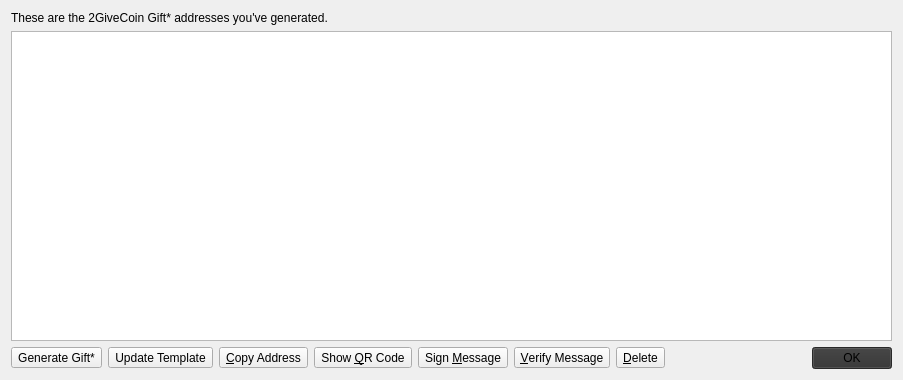
Before: the Qt Designer form src/qt/forms/giftcardpage.ui in LittleDuke/2GIVE, drawn with Qt 5.
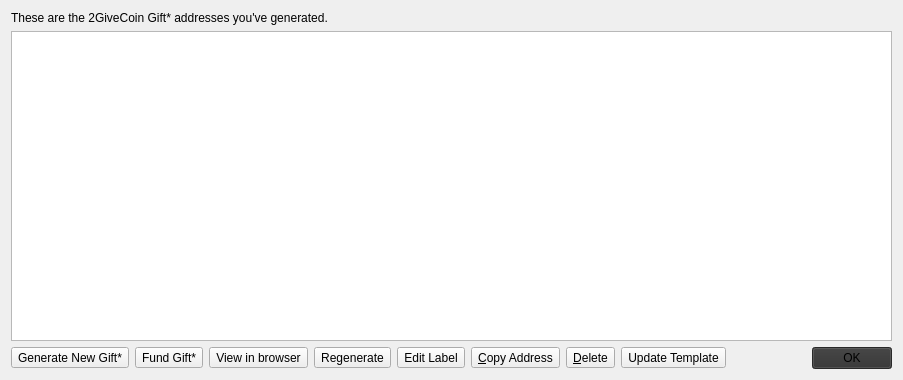
After: the same form once the commit is applied. Icons and pictures are not drawn.

Commit message: RC6-DEV / SQLite3 / Enhanced Gift*Card control, Contacts have Give option from list

Diff of the .ui file:
```diff
--- a/src/qt/forms/giftcardpage.ui
+++ b/src/qt/forms/giftcardpage.ui
@@ -63,7 +63,7 @@
         <string>Create a new address</string>
        </property>
        <property name="text">
-        <string>Generate Gift*</string>
+        <string>Generate New Gift*</string>
        </property>
        <property name="icon">
         <iconset resource="../bitcoin.qrc">
@@ -75,9 +75,30 @@
       </widget>
      </item>
      <item>
-      <widget class="QToolButton" name="templateButton">
+      <widget class="QToolButton" name="fundButton">
        <property name="text">
-        <string>Update Template</string>
+        <string>Fund Gift*</string>
+       </property>
+      </widget>
+     </item>
+     <item>
+      <widget class="QToolButton" name="viewButton">
+       <property name="text">
+        <string>View in browser</string>
+       </property>
+      </widget>
+     </item>
+     <item>
+      <widget class="QToolButton" name="regenerateButton">
+       <property name="text">
+        <string>Regenerate</string>
+       </property>
+      </widget>
+     </item>
+     <item>
+      <widget class="QToolButton" name="editButton">
+       <property name="text">
+        <string>Edit Label</string>
        </property>
       </widget>
      </item>
@@ -98,60 +119,6 @@
        </property>
       </widget>
      </item>
-     <item>
-      <widget class="QToolButton" name="showQRCode">
-       <property name="text">
-        <string>Show &amp;QR Code</string>
-       </property>
-       <property name="icon">
-        <iconset resource="../bitcoin.qrc">
-         <normaloff>:/icons/qrcode</normaloff>:/icons/qrcode</iconset>
-       </property>
-       <property name="toolButtonStyle">
-        <enum>Qt::ToolButtonTextOnly</enum>
-       </property>
-      </widget>
-     </item>
-     <item>
-      <widget class="QToolButton" name="signMessage">
-       <property name="minimumSize">
-        <size>
-         <width>0</width>
-         <height>0</height>
-        </size>
-       </property>
-       <property name="toolTip">
-        <string>Sign a message to prove you own a 2GiveCoin address</string>
-       </property>
-       <property name="text">
-        <string>Sign &amp;Message</string>
-       </property>
-       <property name="icon">
-        <iconset resource="../bitcoin.qrc">
-         <normaloff>:/icons/edit</normaloff>:/icons/edit</iconset>
-       </property>
-       <property name="toolButtonStyle">
-        <enum>Qt::ToolButtonTextOnly</enum>
-       </property>
-      </widget>
-     </item>
-     <item>
-      <widget class="QToolButton" name="verifyMessage">
-       <property name="toolTip">
-        <string>Verify a message to ensure it was signed with a specified 2GiveCoin address</string>
-       </property>
-       <property name="text">
-        <string>&amp;Verify Message</string>
-       </property>
-       <property name="icon">
-        <iconset resource="../bitcoin.qrc">
-         <normaloff>:/icons/transaction_0</normaloff>:/icons/transaction_0</iconset>
-       </property>
-       <property name="toolButtonStyle">
-        <enum>Qt::ToolButtonTextOnly</enum>
-       </property>
-      </widget>
-     </item>
      <item>
       <widget class="QToolButton" name="deleteButton">
        <property name="toolTip">
@@ -169,6 +136,13 @@
        </property>
       </widget>
      </item>
+     <item>
+      <widget class="QToolButton" name="templateButton">
+       <property name="text">
+        <string>Update Template</string>
+       </property>
+      </widget>
+     </item>
      <item>
       <spacer name="horizontalSpacer">
        <property name="orientation">
```
Left out of the diff: 2 changed lines with no effect on the pictures. The commit also changes 18 other files.
